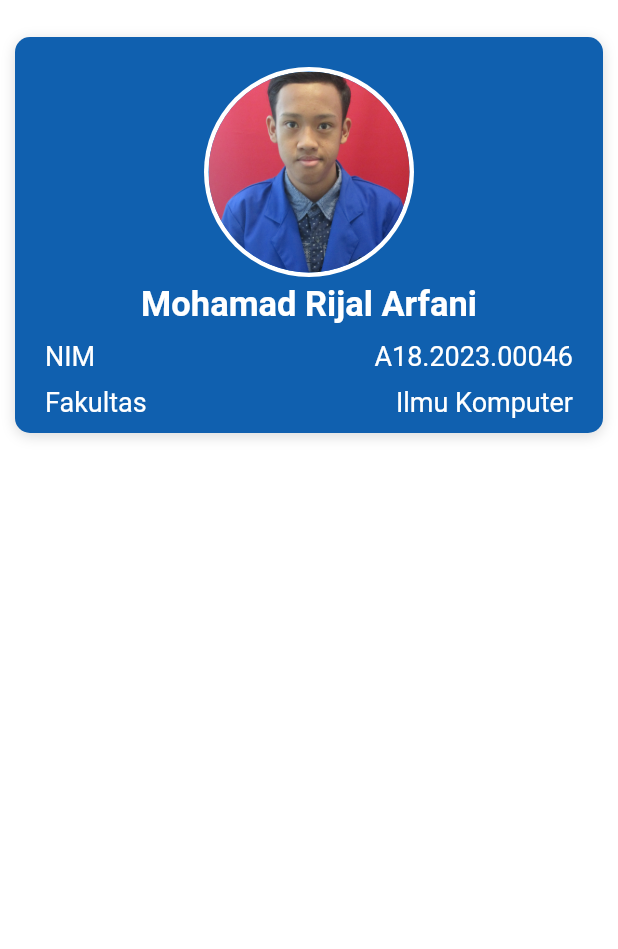
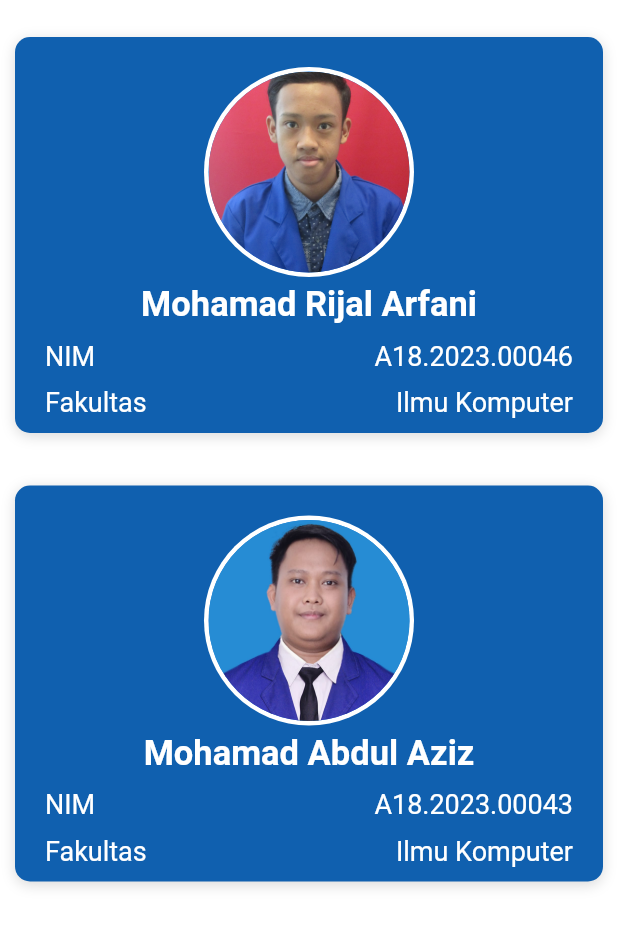
Before and after one commit to rizalarfani/Pemprogaman-Perangkat-Bergerak, a Flutter app: the screen it shows after launch, on a phone screen of 412 x 824 dp, the part 92-1041 px from its top. Run offline on Flutter 3.47's test engine with Material 3 defaults, Android fonts, the phone set to English and light mode, and no system bars.

```diff
--- a/tugas_biodata/lib/screen/home_page.dart
+++ b/tugas_biodata/lib/screen/home_page.dart
@@ -8,6 +8,7 @@ class HomePage extends StatelessWidget {
     return Scaffold(
       backgroundColor: Colors.white,
       body: SafeArea(
+        child: SingleChildScrollView(
           child: Column(
             mainAxisAlignment: MainAxisAlignment.start,
             children: [
@@ -112,7 +113,101 @@ class HomePage extends StatelessWidget {
                   ],
                 ),
               ),
+              const SizedBox(height: 15),
+              Container(
+                margin: const EdgeInsets.all(10),
+                padding: const EdgeInsets.symmetric(
+                  horizontal: 20,
+                  vertical: 10,
+                ),
+                width: double.infinity,
+                decoration: BoxDecoration(
+                  color: const Color.fromRGBO(16, 96, 175, 1),
+                  borderRadius: const BorderRadius.all(
+                    Radius.circular(10),
+                  ),
+                  boxShadow: [
+                    BoxShadow(
+                      color: Colors.black.withOpacity(0.15),
+                      offset: const Offset(0, 2),
+                      blurRadius: 7,
+                      spreadRadius: 0,
+                    ),
                   ],
+                ),
+                child: const Column(
+                  children: [
+                    SizedBox(height: 10),
+                    CircleAvatar(
+                      radius: 70,
+                      backgroundColor: Colors.white,
+                      child: Padding(
+                        padding: EdgeInsets.all(3),
+                        child: CircleAvatar(
+                          radius: 70,
+                          backgroundImage:
+                              AssetImage('assets/images/aziz.jpeg'),
+                        ),
+                      ),
+                    ),
+                    SizedBox(height: 5),
+                    Text(
+                      'Mohamad Abdul Aziz',
+                      style: TextStyle(
+                        color: Colors.white,
+                        fontSize: 23,
+                        fontWeight: FontWeight.w700,
+                      ),
+                    ),
+                    SizedBox(height: 10),
+                    Row(
+                      mainAxisAlignment: MainAxisAlignment.spaceBetween,
+                      children: [
+                        Text(
+                          'NIM',
+                          style: TextStyle(
+                            color: Colors.white,
+                            fontSize: 18,
+                            fontWeight: FontWeight.w400,
+                          ),
+                        ),
+                        Text(
+                          'A18.2023.00043',
+                          style: TextStyle(
+                            color: Colors.white,
+                            fontSize: 18,
+                            fontWeight: FontWeight.w400,
+                          ),
+                        )
+                      ],
+                    ),
+                    SizedBox(height: 10),
+                    Row(
+                      mainAxisAlignment: MainAxisAlignment.spaceBetween,
+                      children: [
+                        Text(
+                          'Fakultas',
+                          style: TextStyle(
+                            color: Colors.white,
+                            fontSize: 18,
+                            fontWeight: FontWeight.w400,
+                          ),
+                        ),
+                        Text(
+                          'Ilmu Komputer',
+                          style: TextStyle(
+                            color: Colors.white,
+                            fontSize: 18,
+                            fontWeight: FontWeight.w400,
+                          ),
+                        )
+                      ],
+                    )
+                  ],
+                ),
+              ),
+            ],
+          ),
         ),
       ),
     );
--- a/tugas_dashboard/lib/main.dart
+++ /dev/null
@@ -1,19 +0,0 @@
-import 'package:flutter/material.dart';
-
-void main() {
-  runApp(const MyApp());
-}
-
-class MyApp extends StatelessWidget {
-  const MyApp({super.key});
-
-  @override
-  Widget build(BuildContext context) {
-    return MaterialApp(
-      title: 'Tugas Dashboard',
-      theme: ThemeData(
-        useMaterial3: false,
-      ),
-    );
-  }
-}
```
Also changed, not shown: tugas_dashboard/analysis_options.yaml (deleted, +0 -28 lines), tugas_dashboard/lib/dashboard.dart (deleted, +0 -22 lines), tugas_dashboard/pubspec.yaml (deleted, +0 -90 lines), tugas_biodata/assets/images/aziz.jpeg (added), tugas_dashboard/pubspec.lock (deleted), 124 other files. Lines whose indentation alone changed are shown as unchanged.
